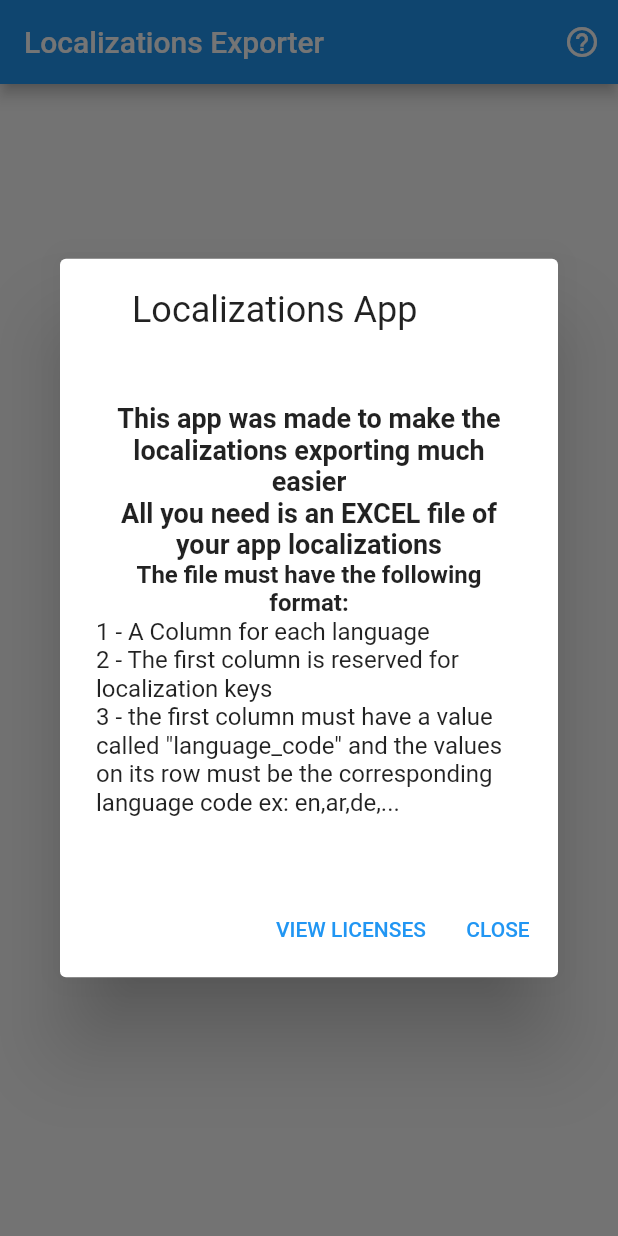
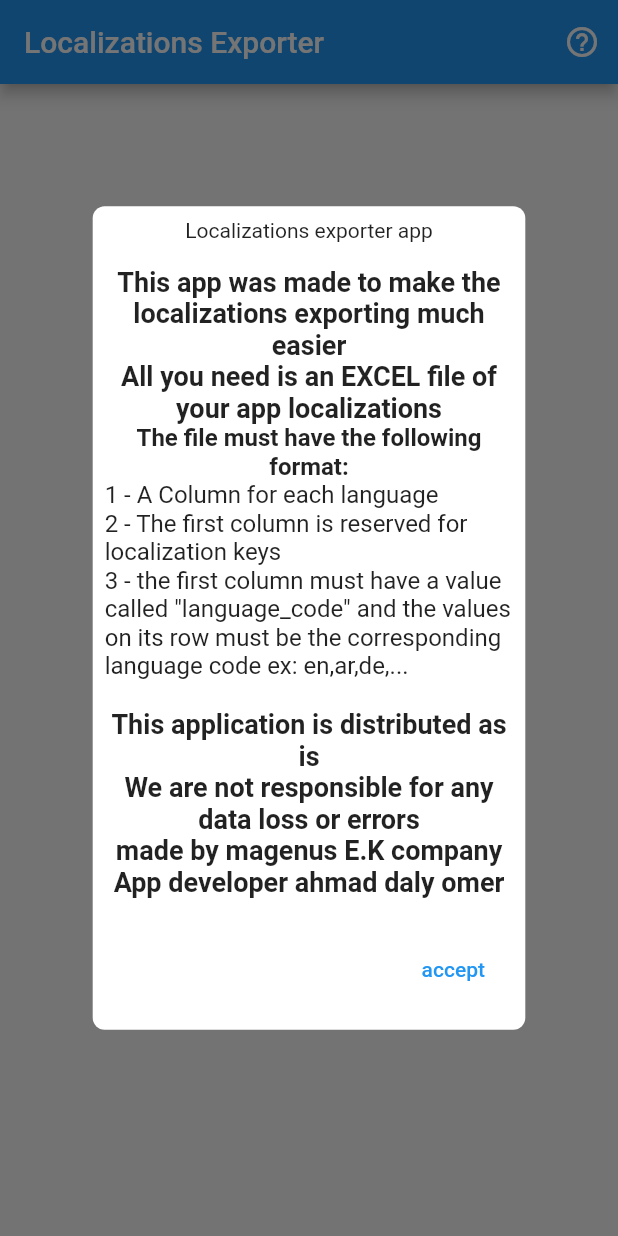
Before and after one commit to A-dalyomer/excel-to-json-translations, a Flutter app: the screen it shows after launch, after a tap on the "help outline" icon, on a phone screen of 412 x 824 dp. Run offline on Flutter 3.47's test engine with Material 2 defaults, Android fonts, the phone set to English and light mode, and no system bars; drawn by our look-alikes of dotted_border; our stand-ins replace file_picker; missing offline and left inert: desktop_drop, excel, file_saver.

Commit message:
UI and message changes to about app dialog

```diff
--- a/lib/core/presentation/widget/about_app_button.dart
+++ b/lib/core/presentation/widget/about_app_button.dart
@@ -1,3 +1,4 @@
+import 'package:excel_json_converter/core/presentation/widget/show_dialog.dart';
 import 'package:flutter/material.dart';
 
 class AboutAppButton extends StatelessWidget {
@@ -5,11 +6,23 @@
 
   @override
   Widget build(BuildContext context) {
+    final ScrollController scrollController = ScrollController();
+
     return IconButton(
-      onPressed: () => showAboutDialog(
-        context: context,
+      onPressed: () => showAppDialog(
+        'Localizations exporter app',
+        context,
+        optionalWidgetHeight: MediaQuery.of(context).size.height * 0.6,
+        optionalWidget: Scrollbar(
+          controller: scrollController,
+          thumbVisibility: true,
+          child: SingleChildScrollView(
+            controller: scrollController,
+            child: const Padding(
+              padding: EdgeInsets.all(8.0),
+              child: Column(
                 children: [
-          const Text(
+                  Text(
                     'This app was made to make the localizations exporting much easier',
                     style: TextStyle(
                       fontWeight: FontWeight.bold,
@@ -17,7 +30,7 @@
                     ),
                     textAlign: TextAlign.center,
                   ),
-          const Text(
+                  Text(
                     'All you need is an EXCEL file of your app localizations',
                     style: TextStyle(
                       fontWeight: FontWeight.bold,
@@ -25,7 +38,7 @@
                     ),
                     textAlign: TextAlign.center,
                   ),
-          const Text(
+                  Text(
                     'The file must have the following format:',
                     style: TextStyle(
                       fontWeight: FontWeight.bold,
@@ -33,7 +46,7 @@
                     ),
                     textAlign: TextAlign.center,
                   ),
-          const Text.rich(
+                  Text.rich(
                     TextSpan(children: [
                       TextSpan(text: '1 - A Column for each language\n'),
                       TextSpan(
@@ -50,7 +63,19 @@
                     ),
                     textAlign: TextAlign.start,
                   ),
+                  Text(
+                    "This application is distributed as is\nWe are not responsible for any data loss or errors\nmade by magenus E.K company\nApp developer ahmad daly omer",
+                    style: TextStyle(
+                      fontWeight: FontWeight.bold,
+                      fontSize: 18,
+                    ),
+                    textAlign: TextAlign.center,
+                  ),
                 ],
+              ),
+            ),
+          ),
+        ),
       ),
       icon: const Icon(Icons.help_outline),
     );
--- a/lib/core/presentation/widget/show_dialog.dart
+++ b/lib/core/presentation/widget/show_dialog.dart
@@ -8,6 +8,7 @@
   Function? acceptFunction,
   Widget? optionalWidget,
   String? acceptMessage,
+  double? optionalWidgetHeight,
   String? image,
   String? title,
 }) {
@@ -55,8 +56,9 @@
                         ),
                       Container(
                         constraints: BoxConstraints(
-                            maxHeight:
-                                MediaQuery.of(context).size.height * 0.4),
+                          maxHeight: optionalWidgetHeight ??
+                              MediaQuery.of(context).size.height * 0.4,
+                        ),
                         child: optionalWidget ?? Container(height: 0),
                       ),
                       Padding(
```
Lines whose indentation alone changed are shown as unchanged.
